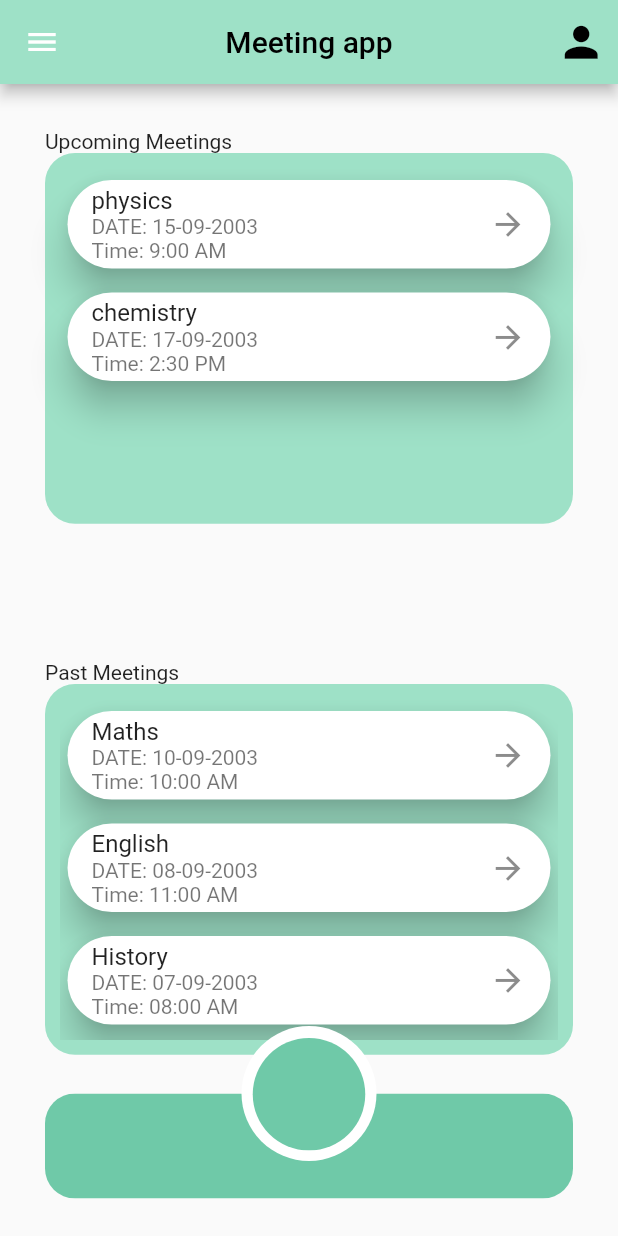
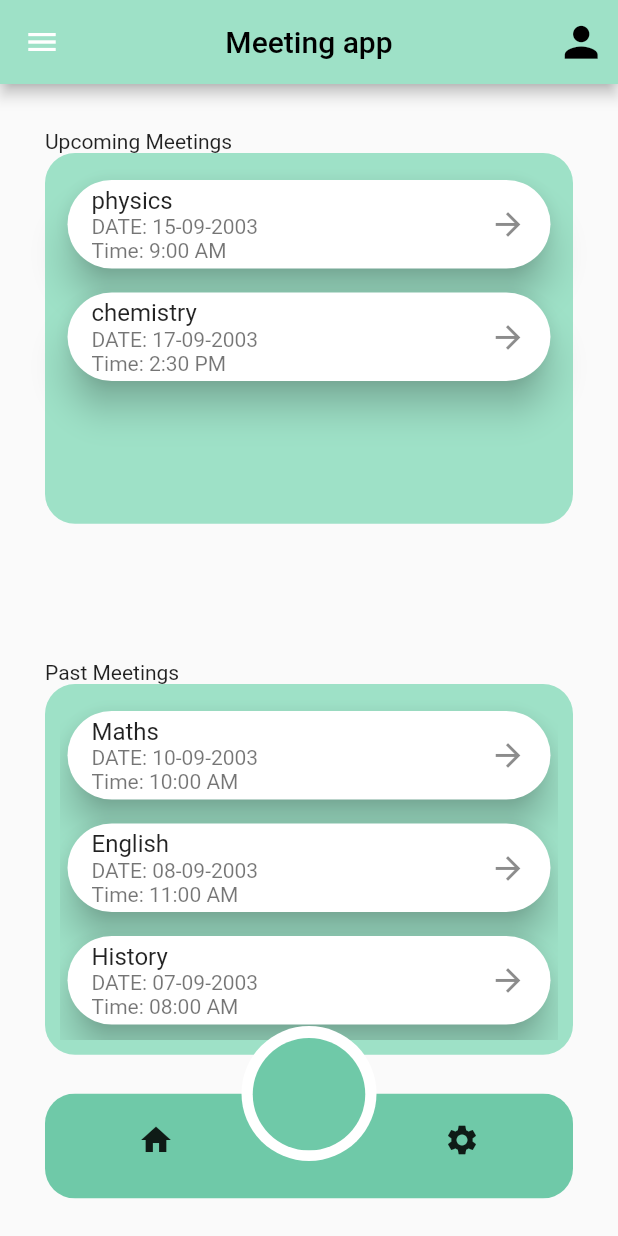
Before and after one commit to kshitiz3133/onlinemeetingapp, a Flutter app: the screen it shows after launch, on a phone screen of 412 x 824 dp. Run offline on Flutter 3.47's test engine with Material 2 defaults, Android fonts, the light colour scheme and no system bars.

Commit message:
Settings page added and buttons working

```diff
--- a/lib/app.dart
+++ b/lib/app.dart
@@ -1,18 +1,51 @@
 import 'package:flutter/material.dart';
 import 'package:onlinemeetingapp/Home/homepage.dart';
 import 'FloatingBar/fbarcall.dart';
-class App extends StatelessWidget {
+import 'Settings/Settings.dart';
+class App extends StatefulWidget {
   const App({Key? key}) : super(key: key);
+  @override
+  State<App> createState() => _AppState();
+}
 
+class _AppState extends State<App> {
+  final lul = PageController(initialPage: 0);
+  @override
+  void  dispose(){
+    lul.dispose();
+    // TODO: implement dispose
+    super.dispose();
+  }
   @override
   Widget build(BuildContext context) {
     return Scaffold(
       body: Stack(
         children: [
-          // call homepage at the start
-          Homepage(),
+          //Homepage and settings page
+          PageView(
+            controller: lul,
+            children: [
+              Homepage(),
+              Settings(),
+            ],
+              onPageChanged: (index){}
+          ),
           // floatingbar at the top of stack(at the top of all pages)
-          Fbarcall()
+          Fbarcall(),
+          Positioned(
+            bottom: 40,
+            left: 80,
+            child: IconButton(onPressed: (){
+              lul.animateToPage(0, duration: Duration(milliseconds: 200), curve: Curves.linear);
+            }, icon: Icon(Icons.home)),
+          ),
+          Positioned(
+            bottom: 40,
+            right: 80,
+            child: IconButton(onPressed: (){
+              lul.animateToPage(1, duration: Duration(milliseconds: 200), curve: Curves.linear);
+            }, icon: Icon(Icons.settings)),
+          )
         ],
       ),
     );
```
Also changed, not shown: lib/Settings/Settings.dart (added, +13 -0 lines).
